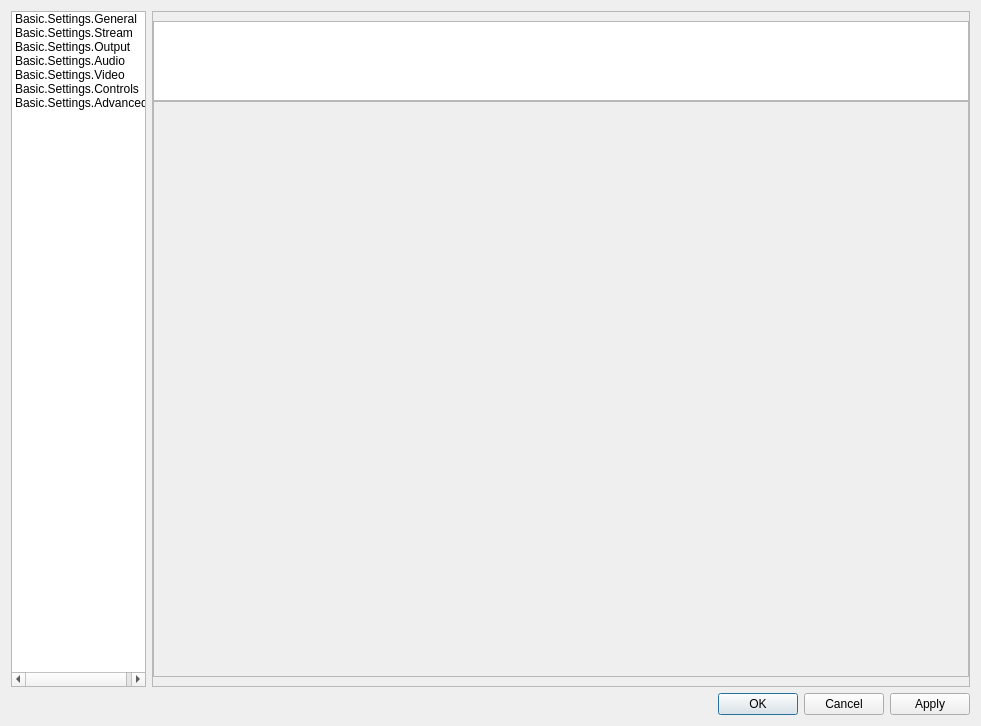
Qt form UI/forms/OBSBasicSettings.ui (obsproject/obs-studio) before a commit.
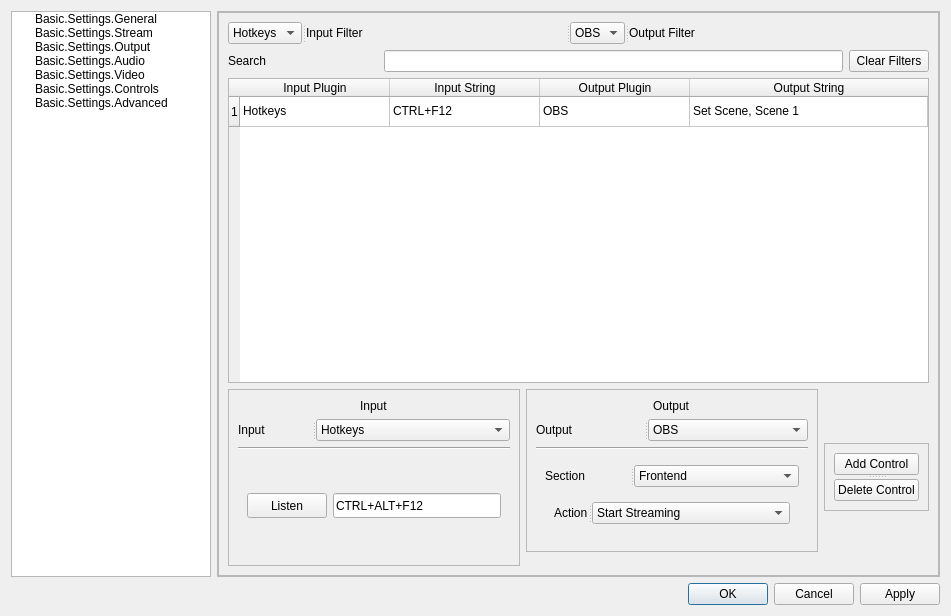
The same form after that commit. Icons and pictures are not drawn. Custom widgets are drawn as their Qt base class.

What changed in the file:
```diff
--- a/UI/forms/OBSBasicSettings.ui
+++ b/UI/forms/OBSBasicSettings.ui
@@ -6,8 +6,8 @@
    <rect>
     <x>0</x>
     <y>0</y>
-    <width>981</width>
-    <height>726</height>
+    <width>951</width>
+    <height>616</height>
    </rect>
   </property>
   <property name="sizePolicy">
@@ -22,35 +22,46 @@
     <height>512</height>
    </size>
   </property>
+  <property name="maximumSize">
+   <size>
+    <width>16777215</width>
+    <height>16777215</height>
+   </size>
+  </property>
   <property name="windowTitle">
    <string>Settings</string>
   </property>
-  <layout class="QVBoxLayout" name="verticalLayout">
-   <item>
+  <layout class="QGridLayout" name="gridLayout">
+   <item row="0" column="0">
     <layout class="QHBoxLayout" name="horizontalLayout">
      <item>
-      <widget class="QListWidget" name="listWidget">
-       <property name="sizePolicy">
-        <sizepolicy hsizetype="Minimum" vsizetype="Expanding">
-         <horstretch>0</horstretch>
-         <verstretch>0</verstretch>
-        </sizepolicy>
-       </property>
+      <widget class="QTreeWidget" name="treeWidget">
        <property name="maximumSize">
         <size>
-         <width>135</width>
+         <width>200</width>
          <height>16777215</height>
         </size>
        </property>
        <property name="iconSize">
         <size>
-         <width>32</width>
-         <height>32</height>
+         <width>30</width>
+         <height>30</height>
         </size>
        </property>
-       <property name="currentRow">
-        <number>-1</number>
+       <property name="rootIsDecorated">
+        <bool>true</bool>
        </property>
+       <property name="animated">
+        <bool>true</bool>
+       </property>
+       <property name="headerHidden">
+        <bool>true</bool>
+       </property>
+       <column>
+        <property name="text">
+         <string>1</string>
+        </property>
+       </column>
        <item>
         <property name="text">
          <string>Basic.Settings.General</string>
@@ -118,6 +129,9 @@
      </item>
      <item>
       <widget class="QStackedWidget" name="settingsPages">
+       <property name="frameShape">
+        <enum>QFrame::StyledPanel</enum>
+       </property>
        <property name="currentIndex">
         <number>5</number>
        </property>
@@ -4567,8 +4581,8 @@
           <rect>
            <x>0</x>
            <y>0</y>
-           <width>818</width>
-           <height>675</height>
+           <width>721</width>
+           <height>563</height>
           </rect>
          </property>
          <layout class="QFormLayout" name="hotkeyLayout">
@@ -4590,10 +4604,16 @@
           <property name="leftMargin">
            <number>0</number>
           </property>
+          <property name="topMargin">
+           <number>0</number>
+          </property>
           <property name="rightMargin">
            <number>0</number>
           </property>
-          <item row="1" column="1">
+          <property name="bottomMargin">
+           <number>0</number>
+          </property>
+          <item row="0" column="1">
            <widget class="QStackedWidget" name="ControlsStackedWidget">
             <property name="sizePolicy">
              <sizepolicy hsizetype="Preferred" vsizetype="Preferred">
@@ -4602,7 +4622,7 @@
              </sizepolicy>
             </property>
             <property name="frameShape">
-             <enum>QFrame::StyledPanel</enum>
+             <enum>QFrame::NoFrame</enum>
             </property>
             <property name="frameShadow">
              <enum>QFrame::Raised</enum>
@@ -4610,85 +4630,741 @@
             <property name="currentIndex">
              <number>-1</number>
             </property>
-           </widget>
-          </item>
-          <item row="0" column="1">
-           <widget class="QListWidget" name="ControlsListWidget">
-            <property name="sizePolicy">
-             <sizepolicy hsizetype="Expanding" vsizetype="Expanding">
-              <horstretch>0</horstretch>
-              <verstretch>2</verstretch>
-             </sizepolicy>
-            </property>
-            <property name="maximumSize">
-             <size>
-              <width>16777215</width>
-              <height>80</height>
-             </size>
-            </property>
-            <property name="frameShadow">
-             <enum>QFrame::Sunken</enum>
-            </property>
-            <property name="midLineWidth">
-             <number>2</number>
-            </property>
-            <property name="verticalScrollBarPolicy">
-             <enum>Qt::ScrollBarAlwaysOff</enum>
-            </property>
-            <property name="editTriggers">
-             <set>QAbstractItemView::NoEditTriggers</set>
-            </property>
-            <property name="showDropIndicator" stdset="0">
-             <bool>false</bool>
-            </property>
-            <property name="dragDropMode">
-             <enum>QAbstractItemView::DragDrop</enum>
-            </property>
-            <property name="defaultDropAction">
-             <enum>Qt::IgnoreAction</enum>
-            </property>
-            <property name="alternatingRowColors">
-             <bool>false</bool>
-            </property>
-            <property name="selectionBehavior">
-             <enum>QAbstractItemView::SelectItems</enum>
-            </property>
-            <property name="iconSize">
-             <size>
-              <width>50</width>
-              <height>50</height>
-             </size>
-            </property>
-            <property name="movement">
-             <enum>QListView::Free</enum>
-            </property>
-            <property name="flow">
-             <enum>QListView::LeftToRight</enum>
-            </property>
-            <property name="isWrapping" stdset="0">
-             <bool>false</bool>
-            </property>
-            <property name="resizeMode">
-             <enum>QListView::Fixed</enum>
-            </property>
-            <property name="layoutMode">
-             <enum>QListView::SinglePass</enum>
-            </property>
-            <property name="spacing">
-             <number>10</number>
-            </property>
-            <property name="gridSize">
-             <size>
-              <width>100</width>
-              <height>100</height>
-             </size>
-            </property>
-            <property name="viewMode">
-             <enum>QListView::IconMode</enum>
-            </property>
-            <property name="uniformItemSizes">
-             <bool>true</bool>
-            </property>
+            <widget class="QWidget" name="MappingPage">
+             <layout class="QGridLayout" name="gridLayout_2">
+              <item row="0" column="0" colspan="3">
+               <layout class="QVBoxLayout" name="verticalLayout" stretch="0">
+                <property name="spacing">
+                 <number>3</number>
+                </property>
+                <item>
+                 <widget class="QSplitter" name="FiltersSplitter">
+                  <property name="maximumSize">
+                   <size>
+                    <width>16777215</width>
+                    <height>25</height>
+                   </size>
+                  </property>
+                  <property name="orientation">
+                   <enum>Qt::Horizontal</enum>
+                  </property>
+                  <widget class="QComboBox" name="cb_input_filter">
+                   <property name="sizePolicy">
+                    <sizepolicy hsizetype="MinimumExpanding" vsizetype="Fixed">
+                     <horstretch>0</horstretch>
+                     <verstretch>0</verstretch>
+                    </sizepolicy>
+                   </property>
+                   <property name="minimumSize">
+                    <size>
+                     <width>50</width>
+                     <height>0</height>
+                    </size>
+                   </property>
+                   <property name="maximumSize">
+                    <size>
+                     <width>16777215</width>
+                     <height>25</height>
+                    </size>
+                   </property>
+                   <property name="sizeAdjustPolicy">
+                    <enum>QComboBox::AdjustToContents</enum>
+                   </property>
+                   <item>
+                    <property name="text">
+                     <string>Hotkeys</string>
+                    </property>
+                   </item>
+                  </widget>
+                  <widget class="QLabel" name="label_45">
+                   <property name="sizePolicy">
+                    <sizepolicy hsizetype="Preferred" vsizetype="Maximum">
+                     <horstretch>2</horstretch>
+                     <verstretch>0</verstretch>
+                    </sizepolicy>
+                   </property>
+                   <property name="minimumSize">
+                    <size>
+                     <width>0</width>
+                     <height>0</height>
+                    </size>
+                   </property>
+                   <property name="maximumSize">
+                    <size>
+                     <width>16777215</width>
+                     <height>25</height>
+                    </size>
+                   </property>
+                   <property name="text">
+                    <string>Input Filter</string>
+                   </property>
+                  </widget>
+                  <widget class="QComboBox" name="cb_output_filter">
+                   <property name="sizePolicy">
+                    <sizepolicy hsizetype="MinimumExpanding" vsizetype="Fixed">
+                     <horstretch>0</horstretch>
+                     <verstretch>0</verstretch>
+                    </sizepolicy>
+                   </property>
+                   <property name="minimumSize">
+                    <size>
+                     <width>50</width>
+                     <height>0</height>
+                    </size>
+                   </property>
+                   <property name="maximumSize">
+                    <size>
+                     <width>16777215</width>
+                     <height>25</height>
+                    </size>
+                   </property>
+                   <property name="sizeAdjustPolicy">
+                    <enum>QComboBox::AdjustToContents</enum>
+                   </property>
+                   <item>
+                    <property name="text">
+                     <string>OBS</string>
+                    </property>
+                   </item>
+                  </widget>
+                  <widget class="QLabel" name="label_68">
+                   <property name="sizePolicy">
+                    <sizepolicy hsizetype="Preferred" vsizetype="Maximum">
+                     <horstretch>2</horstretch>
+                     <verstretch>0</verstretch>
+                    </sizepolicy>
+                   </property>
+                   <property name="minimumSize">
+                    <size>
+                     <width>0</width>
+                     <height>0</height>
+                    </size>
+                   </property>
+                   <property name="maximumSize">
+                    <size>
+                     <width>16777215</width>
+                     <height>25</height>
+                    </size>
+                   </property>
+                   <property name="text">
+                    <string>Output Filter</string>
+                   </property>
+                  </widget>
+                 </widget>
+                </item>
+               </layout>
+              </item>
+              <item row="1" column="0">
+               <widget class="QLabel" name="label_69">
+                <property name="sizePolicy">
+                 <sizepolicy hsizetype="Preferred" vsizetype="Maximum">
+                  <horstretch>2</horstretch>
+                  <verstretch>0</verstretch>
+                 </sizepolicy>
+                </property>
+                <property name="minimumSize">
+                 <size>
+                  <width>0</width>
+                  <height>0</height>
+                 </size>
+                </property>
+                <property name="maximumSize">
+                 <size>
+                  <width>150</width>
+                  <height>25</height>
+                 </size>
+                </property>
+                <property name="text">
+                 <string>Search</string>
+                </property>
+               </widget>
+              </item>
+              <item row="1" column="1">
+               <widget class="QLineEdit" name="SearchEdit">
+                <property name="sizePolicy">
+                 <sizepolicy hsizetype="Expanding" vsizetype="Maximum">
+                  <horstretch>2</horstretch>
+                  <verstretch>0</verstretch>
+                 </sizepolicy>
+                </property>
+                <property name="minimumSize">
+                 <size>
+                  <width>0</width>
+                  <height>0</height>
+                 </size>
+                </property>
+                <property name="maximumSize">
+                 <size>
+                  <width>16777215</width>
+                  <height>25</height>
+                 </size>
+                </property>
+               </widget>
+              </item>
+              <item row="1" column="2">
+               <widget class="QPushButton" name="ResetFilter">
+                <property name="sizePolicy">
+                 <sizepolicy hsizetype="Minimum" vsizetype="Fixed">
+                  <horstretch>0</horstretch>
+                  <verstretch>0</verstretch>
+                 </sizepolicy>
+                </property>
+                <property name="maximumSize">
+                 <size>
+                  <width>16777215</width>
+                  <height>25</height>
+                 </size>
+                </property>
+                <property name="text">
+                 <string>Clear Filters</string>
+                </property>
+               </widget>
+              </item>
+              <item row="2" column="0" colspan="3">
+               <widget class="QTableWidget" name="tableWidget">
+                <property name="sizeAdjustPolicy">
+                 <enum>QAbstractScrollArea::AdjustToContents</enum>
+                </property>
+                <property name="alternatingRowColors">
+                 <bool>true</bool>
+                </property>
+                <property name="selectionBehavior">
+                 <enum>QAbstractItemView::SelectRows</enum>
+                </property>
+                <attribute name="horizontalHeaderCascadingSectionResizes">
+                 <bool>true</bool>
+                </attribute>
+                <attribute name="horizontalHeaderMinimumSectionSize">
+                 <number>150</number>
+                </attribute>
+                <attribute name="horizontalHeaderShowSortIndicator" stdset="0">
+                 <bool>false</bool>
+                </attribute>
+                <attribute name="horizontalHeaderStretchLastSection">
+                 <bool>true</bool>
+                </attribute>
+                <attribute name="verticalHeaderStretchLastSection">
+                 <bool>false</bool>
+                </attribute>
+                <row>
+                 <property name="text">
+                  <string>1</string>
+                 </property>
+                </row>
+                <column>
+                 <property name="text">
+                  <string>Input Plugin</string>
+                 </property>
+                </column>
+                <column>
+                 <property name="text">
+                  <string>Input String</string>
+                 </property>
+                </column>
+                <column>
+                 <property name="text">
+                  <string>Output Plugin</string>
+                 </property>
+                </column>
+                <column>
+                 <property name="text">
+                  <string>Output String</string>
+                 </property>
+                </column>
+                <item row="0" column="0">
+                 <property name="text">
+                  <string>Hotkeys</string>
+                 </property>
+                </item>
+                <item row="0" column="1">
+                 <property name="text">
+                  <string>CTRL+F12</string>
+                 </property>
+                </item>
+                <item row="0" column="2">
+                 <property name="text">
+                  <string>OBS</string>
+                 </property>
+                </item>
+                <item row="0" column="3">
+                 <property name="text">
+                  <string>Set Scene, Scene 1</string>
+                 </property>
+                </item>
+               </widget>
+              </item>
+              <item row="3" column="0" colspan="3">
+               <layout class="QHBoxLayout" name="BottomSection" stretch="10,10,1">
+                <property name="sizeConstraint">
+                 <enum>QLayout::SetNoConstraint</enum>
+                </property>
+                <item alignment="Qt::AlignTop">
+                 <widget class="QFrame" name="InputFrame">
+                  <property name="frameShape">
+                   <enum>QFrame::StyledPanel</enum>
+                  </property>
+                  <property name="frameShadow">
+                   <enum>QFrame::Raised</enum>
+                  </property>
+                  <layout class="QGridLayout" name="gridLayout_4">
+                   <item row="0" column="0" alignment="Qt::AlignHCenter">
+                    <widget class="QLabel" name="label_70">
+                     <property name="text">
+                      <string>Input</string>
+                     </property>
+                    </widget>
+                   </item>
+                   <item row="2" column="0">
+                    <widget class="Line" name="line_2">
+                     <property name="orientation">
+                      <enum>Qt::Horizontal</enum>
+                     </property>
+                    </widget>
+                   </item>
+                   <item row="1" column="0">
+                    <widget class="QSplitter" name="splitter_input">
+                     <property name="maximumSize">
+                      <size>
+                       <width>16777215</width>
+                       <height>25</height>
+                      </size>
+                     </property>
+                     <property name="orientation">
+                      <enum>Qt::Horizontal</enum>
+                     </property>
+                     <widget class="QLabel" name="label_71">
+                      <property name="text">
+                       <string>Input</string>
+                      </property>
+                     </widget>
+                     <widget class="QComboBox" name="cb_input_select">
+                      <property name="minimumSize">
+                       <size>
+                        <width>0</width>
+                        <height>0</height>
+                       </size>
+                      </property>
+                      <property name="maximumSize">
+                       <size>
+                        <width>16777215</width>
+                        <height>25</height>
+                       </size>
+                      </property>
+                      <item>
+                       <property name="text">
+                        <string>Hotkeys</string>
+                       </property>
+                      </item>
+                     </widget>
+                    </widget>
+                   </item>
+                   <item row="3" column="0">
+                    <widget class="QStackedWidget" name="sw_input_widgets">
+                     <property name="sizePolicy">
+                      <sizepolicy hsizetype="Preferred" vsizetype="MinimumExpanding">
+                       <horstretch>0</horstretch>
+                       <verstretch>0</verstretch>
+                      </sizepolicy>
+                     </property>
+                     <property name="minimumSize">
+                      <size>
+                       <width>0</width>
+                       <height>100</height>
+                      </size>
+                     </property>
+                     <property name="currentIndex">
+                      <number>0</number>
+                     </property>
+                     <widget class="QWidget" name="Hotkeys_2">
+                      <layout class="QGridLayout" name="gridLayout_10">
+                       <item row="0" column="0">
+                        <widget class="QPushButton" name="pushButton_10">
+                         <property name="maximumSize">
+                          <size>
+                           <width>16777215</width>
+                           <height>25</height>
+                          </size>
+                         </property>
+                         <property name="text">
+                          <string>Listen</string>
+                         </property>
+                        </widget>
+                       </item>
+                       <item row="0" column="1">
+                        <widget class="QLineEdit" name="lineEdit_2">
+                         <property name="maximumSize">
+                          <size>
+                           <width>16777215</width>
+                           <height>25</height>
+                          </size>
+                         </property>
+                         <property name="text">
+                          <string>CTRL+ALT+F12</string>
+                         </property>
+                        </widget>
+                       </item>
+                      </layout>
+                     </widget>
+                    </widget>
+                   </item>
+                  </layout>
+                 </widget>
+                </item>
+                <item alignment="Qt::AlignTop">
+                 <widget class="QFrame" name="frame_output">
+                  <property name="frameShape">
+                   <enum>QFrame::StyledPanel</enum>
+                  </property>
+                  <property name="frameShadow">
+                   <enum>QFrame::Raised</enum>
+                  </property>
+                  <layout class="QGridLayout" name="gridLayout_11">
+                   <item row="2" column="1">
+                    <widget class="Line" name="line">
+                     <property name="orientation">
+                      <enum>Qt::Horizontal</enum>
+                     </property>
+                    </widget>
+                   </item>
+                   <item row="1" column="1">
+                    <widget class="QSplitter" name="splitter_output">
+                     <property name="sizePolicy">
+                      <sizepolicy hsizetype="Expanding" vsizetype="Fixed">
+                       <horstretch>0</horstretch>
+                       <verstretch>0</verstretch>
+                      </sizepolicy>
+                     </property>
+                     <property name="maximumSize">
+                      <size>
+                       <width>16777215</width>
+                       <height>25</height>
+                      </size>
+                     </property>
+                     <property name="orientation">
+                      <enum>Qt::Horizontal</enum>
+                     </property>
+                     <widget class="QSplitter" name="output_splitter">
+                      <property name="orientation">
+                       <enum>Qt::Horizontal</enum>
+                      </property>
+                      <widget class="QLabel" name="label_77">
+                       <property name="text">
+                        <string>Output</string>
+                       </property>
+                      </widget>
+                      <widget class="QComboBox" name="cb_output_select">
+                       <property name="sizePolicy">
+                        <sizepolicy hsizetype="Preferred" vsizetype="Fixed">
+                         <horstretch>0</horstretch>
+                         <verstretch>0</verstretch>
+                        </sizepolicy>
+                       </property>
+                       <property name="minimumSize">
+                        <size>
+                         <width>0</width>
+                         <height>0</height>
+                        </size>
+                       </property>
+                       <property name="maximumSize">
+                        <size>
+                         <width>16777215</width>
+                         <height>25</height>
+                        </size>
+                       </property>
+                       <item>
+                        <property name="text">
+                         <string>OBS</string>
+                        </property>
+                       </item>
+                      </widget>
+                     </widget>
+                    </widget>
+                   </item>
+                   <item row="3" column="1">
+                    <widget class="QStackedWidget" name="sw_output_widgets">
+                     <property name="currentIndex">
+                      <number>0</number>
+                     </property>
+                     <widget class="QWidget" name="OBSOutputActions">
+                      <layout class="QGridLayout" name="gridLayout_12">
+                       <item row="0" column="0">
+                        <widget class="QSplitter" name="splitter_16">
+                         <property name="orientation">
+                          <enum>Qt::Horizontal</enum>
+                         </property>
+                         <widget class="QLabel" name="label_88">
+                          <property name="text">
+                           <string>Section</string>
+                          </property>
+                         </widget>
+                         <widget class="QComboBox" name="CB_OBS_Section_Selector">
+                          <property name="maximumSize">
+                           <size>
+                            <width>16777215</width>
+                            <height>25</height>
+                           </size>
+                          </property>
+                          <item>
+                           <property name="text">
+                            <string>Frontend</string>
+                           </property>
+                          </item>
+                          <item>
+                           <property name="text">
+                            <string>Scenes</string>
+                           </property>
+                          </item>
+                          <item>
+                           <property name="text">
+                            <string>Sources</string>
+                           </property>
+                          </item>
+                          <item>
+                           <property name="text">
+                            <string>Filters</string>
+                           </property>
+                          </item>
+                          <item>
+                           <property name="text">
+                            <string>Outputs</string>
+                           </property>
+                          </item>
+                         </widget>
+                        </widget>
+                       </item>
+                       <item row="1" column="0">
+                        <widget class="QSplitter" name="splitter_14">
+                         <property name="orientation">
+                          <enum>Qt::Horizontal</enum>
+                         </property>
+                         <widget class="QStackedWidget" name="SW_OBS_Sections">
+                          <property name="currentIndex">
+                           <number>0</number>
+                          </property>
+                          <widget class="QWidget" name="Frontend">
+                           <layout class="QGridLayout" name="gridLayout_15">
+                            <item row="0" column="0">
+                             <widget class="QSplitter" name="splitter_17">
+                              <property name="orientation">
+                               <enum>Qt::Horizontal</enum>
+                              </property>
+                              <widget class="QLabel" name="label_84">
+                               <property name="sizePolicy">
+                                <sizepolicy hsizetype="Preferred" vsizetype="MinimumExpanding">
+                                 <horstretch>0</horstretch>
+                                 <verstretch>0</verstretch>
+                                </sizepolicy>
+                               </property>
+                               <property name="text">
+                                <string>Action</string>
+                               </property>
+                              </widget>
+                              <widget class="QComboBox" name="comboBox_4">
+                               <property name="sizePolicy">
+                                <sizepolicy hsizetype="Preferred" vsizetype="Fixed">
+                                 <horstretch>2</horstretch>
+                                 <verstretch>0</verstretch>
+                                </sizepolicy>
+                               </property>
+                               <property name="minimumSize">
+                                <size>
+                                 <width>0</width>
+                                 <height>0</height>
+                                </size>
+                               </property>
+                               <property name="maximumSize">
+                                <size>
+                                 <width>16777215</width>
+                                 <height>25</height>
+                                </size>
+                               </property>
+                               <item>
+                                <property name="text">
+                                 <string>Start Streaming</string>
+                                </property>
+                               </item>
+                               <item>
+                                <property name="text">
+                                 <string>Stop Streaming</string>
+                                </property>
+                               </item>
+                               <item>
+                                <property name="text">
+                                 <string>Toggle Start/Stop Streaming</string>
+                                </property>
+                               </item>
+                               <item>
+                                <property name="text">
+                                 <string>Start Recording</string>
+                                </property>
+                               </item>
+                               <item>
+                                <property name="text">
+                                 <string>Stop Recording</string>
+                                </property>
+                               </item>
+                               <item>
+                                <property name="text">
+                                 <string>Pause Recording</string>
+                                </property>
+                               </item>
+                               <item>
+                                <property name="text">
+                                 <string>Unpause Recording</string>
+                                </property>
+                               </item>
+                               <item>
+                                <property name="text">
+                                 <string>Start Replay Buffer</string>
+                                </property>
+                               </item>
+                               <item>
+                                <property name="text">
+                                 <string>Stop Replay Buffer</string>
+                                </property>
+                               </item>
+                               <item>
+                                <property name="text">
+                                 <string>Enable Preview</string>
+                                </property>
+                               </item>
+                               <item>
+                                <property name="text">
+                                 <string>Disable Preview</string>
+                                </property>
+                               </item>
+                               <item>
+                                <property name="text">
+                                 <string>Studio Mode</string>
+                                </property>
+                               </item>
+                               <item>
+                                <property name="text">
+                                 <string>Transition</string>
+                                </property>
+                               </item>
+                               <item>
+                                <property name="text">
+                                 <string>Reset Stats</string>
+                                </property>
+                               </item>
+                              </widget>
+                             </widget>
+                            </item>
+                           </layout>
+                          </widget>
+                          <widget class="QWidget" name="Scenes">
+                           <layout class="QGridLayout" name="gridLayout_16">
+                            <item row="0" column="0">
+                             <widget class="QSplitter" name="splitter_13">
+                              <property name="orientation">
+                               <enum>Qt::Horizontal</enum>
+                              </property>
+                             </widget>
+                            </item>
+                           </layout>
+                          </widget>
+                          <widget class="QWidget" name="Sources"/>
+                          <widget class="QWidget" name="Filters"/>
+                          <widget class="QWidget" name="Outputs"/>
+                         </widget>
+                        </widget>
+                       </item>
+                      </layout>
+                     </widget>
+                    </widget>
+                   </item>
+                   <item row="0" column="1" alignment="Qt::AlignHCenter">
+                    <widget class="QLabel" name="label_72">
+                     <property name="text">
+                      <string>Output</string>
+                     </property>
+                    </widget>
+                   </item>
+                  </layout>
+                 </widget>
+                </item>
+                <item alignment="Qt::AlignHCenter|Qt::AlignVCenter">
+                 <widget class="QFrame" name="ControlsFrame">
+                  <property name="sizePolicy">
+                   <sizepolicy hsizetype="Fixed" vsizetype="Fixed">
+                    <horstretch>0</horstretch>
+                    <verstretch>0</verstretch>
+                   </sizepolicy>
+                  </property>
+                  <property name="frameShape">
+                   <enum>QFrame::StyledPanel</enum>
+                  </property>
+                  <property name="frameShadow">
+                   <enum>QFrame::Raised</enum>
+                  </property>
+                  <layout class="QGridLayout" name="gridLayout_13">
+                   <item row="0" column="0">
+                    <widget class="QSplitter" name="splitter_Controls">
+                     <property name="maximumSize">
+                      <size>
+                       <width>16777215</width>
+                       <height>55</height>
+                      </size>
+                     </property>
+                     <property name="orientation">
+                      <enum>Qt::Vertical</enum>
+                     </property>
+                     <widget class="QPushButton" name="btn_add_control">
+                      <property name="sizePolicy">
+                       <sizepolicy hsizetype="Minimum" vsizetype="Maximum">
+                        <horstretch>2</horstretch>
+                        <verstretch>0</verstretch>
+                       </sizepolicy>
+                      </property>
+                      <property name="minimumSize">
+                       <size>
+                        <width>0</width>
+                        <height>0</height>
+                       </size>
+                      </property>
+                      <property name="maximumSize">
+                       <size>
+                        <width>16777215</width>
+                        <height>25</height>
+                       </size>
+                      </property>
+                      <property name="text">
+                       <string>Add Control</string>
+                      </property>
+                     </widget>
+                     <widget class="QPushButton" name="btn_delete_control">
+                      <property name="sizePolicy">
+                       <sizepolicy hsizetype="Minimum" vsizetype="Maximum">
+                        <horstretch>2</horstretch>
+                        <verstretch>0</verstretch>
+                       </sizepolicy>
+                      </property>
+                      <property name="minimumSize">
+                       <size>
+                        <width>0</width>
+                        <height>0</height>
+                       </size>
+                      </property>
+                      <property name="maximumSize">
+                       <size>
+                        <width>16777215</width>
+                        <height>25</height>
+                       </size>
+                      </property>
+                      <property name="text">
+                       <string>Delete Control</string>
+                      </property>
+                     </widget>
+                    </widget>
+                   </item>
+                  </layout>
+                 </widget>
+                </item>
+               </layout>
+              </item>
+             </layout>
+            </widget>
            </widget>
           </item>
          </layout>
@@ -5520,7 +6196,7 @@
      </item>
     </layout>
    </item>
-   <item>
+   <item row="1" column="0">
     <widget class="QDialogButtonBox" name="buttonBox">
      <property name="standardButtons">
       <set>QDialogButtonBox::Apply|QDialogButtonBox::Cancel|QDialogButtonBox::Ok</set>
```
Left out of the diff: 615 changed lines with no effect on the pictures.
